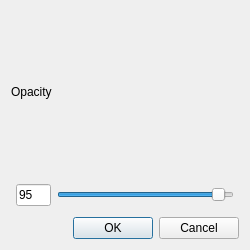
Qt form settings.ui (Ivan-812/Better-clipboard) before a commit.
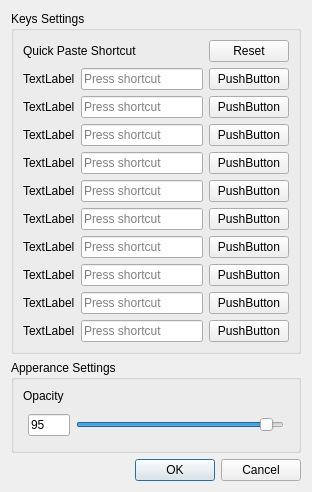
The same form after that commit.

Commit message:
Add edit hotkey in settings + rearrange code
Add edit hotkey in settings + rearrange code

What changed in the file:
```diff
--- a/settings.ui
+++ b/settings.ui
@@ -6,17 +6,262 @@
    <rect>
     <x>0</x>
     <y>0</y>
-    <width>250</width>
-    <height>250</height>
+    <width>312</width>
+    <height>399</height>
    </rect>
   </property>
   <property name="windowTitle">
    <string>Settings</string>
   </property>
-  <layout class="QVBoxLayout" name="verticalLayout" stretch="0,0">
+  <layout class="QVBoxLayout" name="verticalLayout">
    <item>
     <layout class="QVBoxLayout" name="opacity">
      <item>
+      <widget class="QGroupBox" name="hotkey_group">
+       <property name="title">
+        <string>Keys Settings</string>
+       </property>
+       <layout class="QVBoxLayout" name="verticalLayout_2">
+        <item>
+         <layout class="QHBoxLayout" name="key_title" stretch="1,0">
+          <item>
+           <widget class="QLabel" name="key_title_text">
+            <property name="text">
+             <string>Quick Paste Shortcut</string>
+            </property>
+           </widget>
+          </item>
+          <item>
+           <widget class="QPushButton" name="key_reset_button">
+            <property name="text">
+             <string>Reset</string>
+            </property>
+           </widget>
+          </item>
+         </layout>
+        </item>
+        <item>
+         <layout class="QHBoxLayout" name="hotkey_1">
+          <item>
+           <widget class="QLabel" name="hotkey_text_1">
+            <property name="text">
+             <string>TextLabel</string>
+            </property>
+           </widget>
+          </item>
+          <item>
+           <widget class="QKeySequenceEdit" name="key_seq_1"/>
+          </item>
+          <item>
+           <widget class="QPushButton" name="hotkey_button_1">
+            <property name="text">
+             <string>PushButton</string>
+            </property>
+           </widget>
+          </item>
+         </layout>
+        </item>
+        <item>
+         <layout class="QHBoxLayout" name="hotkey_2">
+          <item>
+           <widget class="QLabel" name="hotkey_text_2">
+            <property name="text">
+             <string>TextLabel</string>
+            </property>
+           </widget>
+          </item>
+          <item>
+           <widget class="QKeySequenceEdit" name="key_seq_2"/>
+          </item>
+          <item>
+           <widget class="QPushButton" name="hotkey_button_2">
+            <property name="text">
+             <string>PushButton</string>
+            </property>
+           </widget>
+          </item>
+         </layout>
+        </item>
+        <item>
+         <layout class="QHBoxLayout" name="hotkey_3">
+          <item>
+           <widget class="QLabel" name="hotkey_text_3">
+            <property name="text">
+             <string>TextLabel</string>
+            </property>
+           </widget>
+          </item>
+          <item>
+           <widget class="QKeySequenceEdit" name="key_seq_3"/>
+          </item>
+          <item>
+           <widget class="QPushButton" name="hotkey_button_3">
+            <property name="text">
+             <string>PushButton</string>
+            </property>
+           </widget>
+          </item>
+         </layout>
+        </item>
+        <item>
+         <layout class="QHBoxLayout" name="hotkey_4">
+          <item>
+           <widget class="QLabel" name="hotkey_text_4">
+            <property name="text">
+             <string>TextLabel</string>
+            </property>
+           </widget>
+          </item>
+          <item>
+           <widget class="QKeySequenceEdit" name="key_seq_4"/>
+          </item>
+          <item>
+           <widget class="QPushButton" name="hotkey_button_4">
+            <property name="text">
+             <string>PushButton</string>
+            </property>
+           </widget>
+          </item>
+         </layout>
+        </item>
+        <item>
+         <layout class="QHBoxLayout" name="hotkey_5">
+          <item>
+           <widget class="QLabel" name="hotkey_text_5">
+            <property name="text">
+             <string>TextLabel</string>
+            </property>
+           </widget>
+          </item>
+          <item>
+           <widget class="QKeySequenceEdit" name="key_seq_5"/>
+          </item>
+          <item>
+           <widget class="QPushButton" name="hotkey_button_5">
+            <property name="text">
+             <string>PushButton</string>
+            </property>
+           </widget>
+          </item>
+         </layout>
+        </item>
+        <item>
+         <layout class="QHBoxLayout" name="hotkey_6">
+          <item>
+           <widget class="QLabel" name="hotkey_text_6">
+            <property name="text">
+             <string>TextLabel</string>
+            </property>
+           </widget>
+          </item>
+          <item>
+           <widget class="QKeySequenceEdit" name="key_seq_6"/>
+          </item>
+          <item>
+           <widget class="QPushButton" name="hotkey_button_6">
+            <property name="text">
+             <string>PushButton</string>
+            </property>
+           </widget>
+          </item>
+         </layout>
+        </item>
+        <item>
+         <layout class="QHBoxLayout" name="hotkey_7">
+          <item>
+           <widget class="QLabel" name="hotkey_text_7">
+            <property name="text">
+             <string>TextLabel</string>
+            </property>
+           </widget>
+          </item>
+          <item>
+           <widget class="QKeySequenceEdit" name="key_seq_7"/>
+          </item>
+          <item>
+           <widget class="QPushButton" name="hotkey_button_7">
+            <property name="text">
+             <string>PushButton</string>
+            </property>
+           </widget>
+          </item>
+         </layout>
+        </item>
+        <item>
+         <layout class="QHBoxLayout" name="hotkey_8">
+          <item>
+           <widget class="QLabel" name="hotkey_text_8">
+            <property name="text">
+             <string>TextLabel</string>
+            </property>
+           </widget>
+          </item>
+          <item>
+           <widget class="QKeySequenceEdit" name="key_seq_8"/>
+          </item>
+          <item>
+           <widget class="QPushButton" name="hotkey_button_8">
+            <property name="text">
+             <string>PushButton</string>
+            </property>
+           </widget>
+          </item>
+         </layout>
+        </item>
+        <item>
+         <layout class="QHBoxLayout" name="hotkey_9">
+          <item>
+           <widget class="QLabel" name="hotkey_text_9">
+            <property name="text">
+             <string>TextLabel</string>
+            </property>
+           </widget>
+          </item>
+          <item>
+           <widget class="QKeySequenceEdit" name="key_seq_9"/>
+          </item>
+          <item>
+           <widget class="QPushButton" name="hotkey_button_9">
+            <property name="text">
+             <string>PushButton</string>
+            </property>
+           </widget>
+          </item>
+         </layout>
+        </item>
+        <item>
+         <layout class="QHBoxLayout" name="hotkey_0">
+          <item>
+           <widget class="QLabel" name="hotkey_text_0">
+            <property name="text">
+             <string>TextLabel</string>
+            </property>
+           </widget>
+          </item>
+          <item>
+           <widget class="QKeySequenceEdit" name="key_seq_0"/>
+          </item>
+          <item>
+           <widget class="QPushButton" name="hotkey_button_0">
+            <property name="text">
+             <string>PushButton</string>
+            </property>
+           </widget>
+          </item>
+         </layout>
+        </item>
+       </layout>
+      </widget>
+     </item>
+    </layout>
+   </item>
+   <item>
+    <widget class="QGroupBox" name="app_group">
+     <property name="title">
+      <string>Apperance Settings</string>
+     </property>
+     <layout class="QVBoxLayout" name="verticalLayout_3">
+      <item>
       <widget class="QLabel" name="opacity_text">
        <property name="text">
         <string>Opacity</string>
@@ -63,6 +308,7 @@
       </layout>
      </item>
     </layout>
+    </widget>
    </item>
    <item>
     <widget class="QDialogButtonBox" name="button_box">
```
Lines whose indentation alone changed are shown as unchanged. The commit also changes 8 other files.
